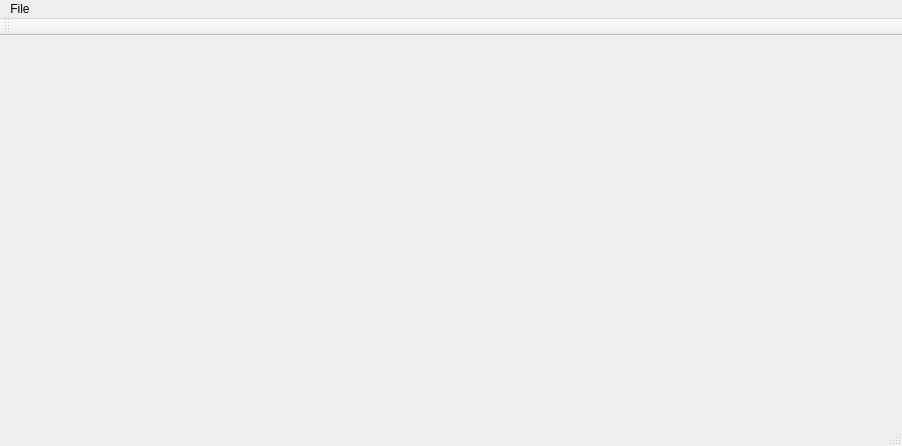
This is mainwindow.ui in woipot/6sem_PlotsBase as Qt 5 draws it before an edit. The edited form follows.
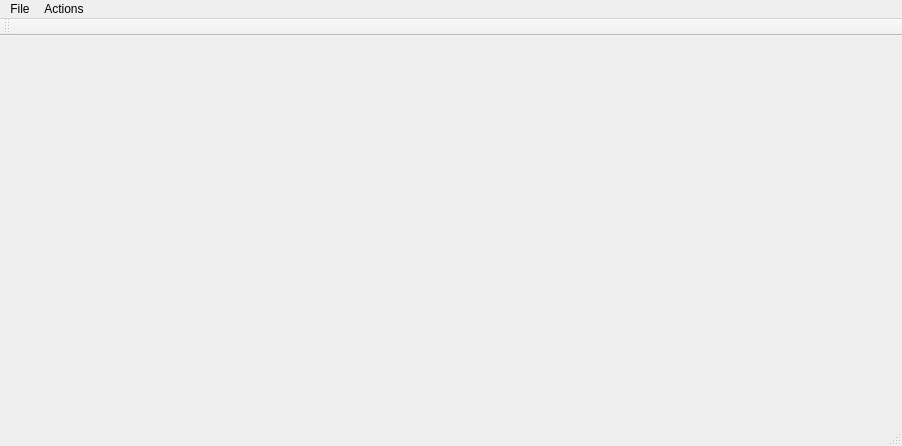
This is the edited form. Custom widgets are drawn as their Qt base class.

What changed in the file:
```diff
--- a/mainwindow.ui
+++ b/mainwindow.ui
@@ -41,7 +41,16 @@
     <addaction name="actionLoad"/>
     <addaction name="actionSave"/>
    </widget>
+   <widget class="QMenu" name="menuActions">
+    <property name="title">
+     <string>Actions</string>
+    </property>
+    <addaction name="actionTo_center"/>
+    <addaction name="actionUnit_scale"/>
+    <addaction name="actionFit"/>
+   </widget>
    <addaction name="menuFile"/>
+   <addaction name="menuActions"/>
   </widget>
   <widget class="QToolBar" name="mainToolBar">
    <attribute name="toolBarArea">
```
Left out of the diff: 26 changed lines with no effect on the pictures.
